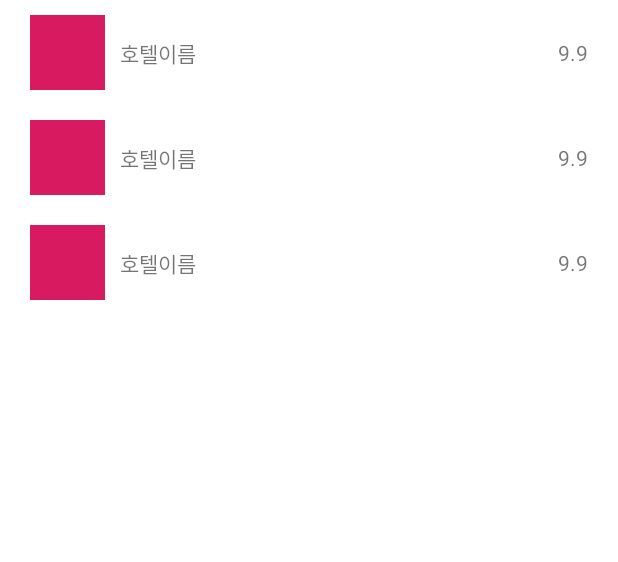
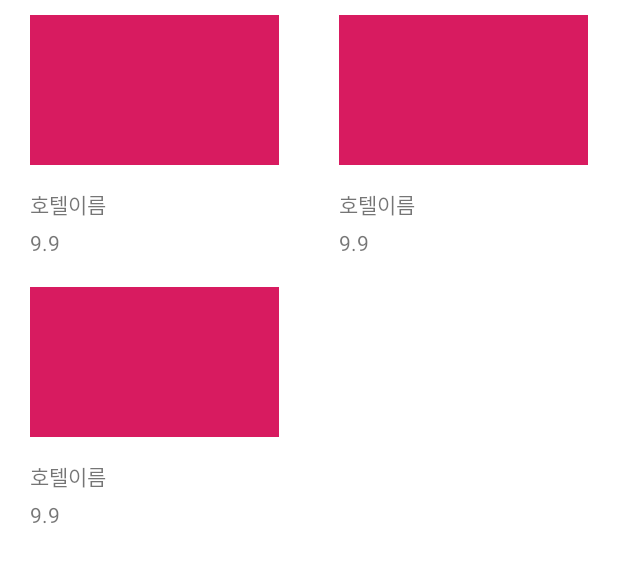
Before and after one commit to daeun1012/WithHotels, an Android app: the layout fragment_hotel_list.xml on its own in the app's theme, with its tools: preview values and no code run, on a phone screen of 412 x 824 dp. Shown: the top 562 px of the screen. Run offline under Robolectric (Android 15) with nearby library versions, the phone set to English and light mode, and no system bars.

Commit message:
이미지 로드 적용

```diff
--- a/app/build.gradle
+++ b/app/build.gradle
@@ -56,9 +56,11 @@ dependencies {
     implementation Libraries.paging
     implementation Libraries.pagingRxJava
     implementation Libraries.pagingKtx
+    implementation Libraries.glide
 
     kapt Compilers.room
     kapt Compilers.lifecycle
+    kapt Compilers.glide
 
     testImplementation TestLibraries.junit
     androidTestImplementation TestLibraries.testRunner
--- a/app/src/main/java/io/github/daeun1012/withhotels/ui/main/hotels/HotelListAdapter.kt
+++ b/app/src/main/java/io/github/daeun1012/withhotels/ui/main/hotels/HotelListAdapter.kt
@@ -5,6 +5,7 @@ import android.view.ViewGroup
 import androidx.paging.PagedListAdapter
 import androidx.recyclerview.widget.DiffUtil
 import androidx.recyclerview.widget.RecyclerView
+import com.bumptech.glide.Glide
 import io.github.daeun1012.withhotels.data.local.Hotel
 import io.github.daeun1012.withhotels.databinding.ItemHotelBinding
 
@@ -31,6 +32,7 @@ class HotelListAdapter : PagedListAdapter<Hotel, RecyclerView.ViewHolder>(HotelD
 //                clickListener.apply {
 //                    listener
 //                }
+                Glide.with(binding.ivThumb.context).load(item.thumbnail).into(binding.ivThumb)
                 name = item.name
                 rate = item.rate.toString()
                 executePendingBindings()
--- a/app/src/main/res/layout/fragment_hotel_list.xml
+++ b/app/src/main/res/layout/fragment_hotel_list.xml
@@ -21,7 +21,8 @@
                 android:layout_width="match_parent"
                 android:layout_height="match_parent"
                 android:clipToPadding="false"
-                app:layoutManager="androidx.recyclerview.widget.LinearLayoutManager"
+                app:layoutManager="androidx.recyclerview.widget.StaggeredGridLayoutManager"
+                app:spanCount="@integer/grid_columns"
                 tools:listitem="@layout/item_hotel" />
 
         </androidx.swiperefreshlayout.widget.SwipeRefreshLayout>
--- a/app/src/main/res/layout/item_hotel.xml
+++ b/app/src/main/res/layout/item_hotel.xml
@@ -30,11 +30,10 @@
 
         <androidx.appcompat.widget.AppCompatImageView
             android:id="@+id/iv_thumb"
-            android:layout_width="wrap_content"
+            android:layout_width="0dp"
             android:layout_height="wrap_content"
-            android:minWidth="50dp"
-            android:minHeight="50dp"
-            app:layout_constraintBottom_toBottomOf="parent"
+            android:minHeight="100dp"
+            app:layout_constraintEnd_toEndOf="parent"
             app:layout_constraintStart_toStartOf="parent"
             app:layout_constraintTop_toTopOf="parent"
             tools:background="@color/colorAccent" />
@@ -43,24 +42,22 @@
             android:id="@+id/tv_name"
             android:layout_width="0dp"
             android:layout_height="wrap_content"
-            android:layout_marginStart="10dp"
-            app:layout_constraintBottom_toBottomOf="parent"
-            app:layout_constraintStart_toEndOf="@id/iv_thumb"
-            app:layout_constraintTop_toTopOf="parent"
+            android:layout_marginTop="15dp"
             android:text="@{name}"
+            app:layout_constraintEnd_toEndOf="parent"
+            app:layout_constraintStart_toStartOf="parent"
+            app:layout_constraintTop_toBottomOf="@id/iv_thumb"
             tools:text="호텔이름" />
 
         <androidx.appcompat.widget.AppCompatTextView
             android:id="@+id/tv_rate"
-            android:layout_width="wrap_content"
+            android:layout_width="0dp"
             android:layout_height="wrap_content"
-            app:layout_constraintBottom_toBottomOf="parent"
+            android:layout_marginTop="5dp"
+            android:text="@{rate}"
             app:layout_constraintEnd_toEndOf="parent"
-            app:layout_constraintHorizontal_bias="1"
-            app:layout_constraintHorizontal_chainStyle="spread_inside"
-            app:layout_constraintStart_toEndOf="@id/tv_name"
-            app:layout_constraintTop_toTopOf="parent"
-            android:text="@{rate}"
+            app:layout_constraintStart_toStartOf="parent"
+            app:layout_constraintTop_toBottomOf="@id/tv_name"
             tools:text="9.9" />
     </androidx.constraintlayout.widget.ConstraintLayout>
 </layout>
--- a/buildSrc/src/main/java/Dependencies.kt
+++ b/buildSrc/src/main/java/Dependencies.kt
@@ -40,6 +40,8 @@ object Versions {
 
     val paging = "2.1.0"
     val swipeRefreshLayout = "1.0.0"
+
+    val glide = "4.9.0"
 }
 
 object Libraries {
@@ -73,11 +75,14 @@ object Libraries {
     val paging = "androidx.paging:paging-runtime:${Versions.paging}"
     val pagingRxJava = "androidx.paging:paging-rxjava2:${Versions.paging}"
     val pagingKtx = "androidx.paging:paging-runtime-ktx:${Versions.paging}"
+
+    val glide = "com.github.bumptech.glide:glide:${Versions.glide}"
 }
 
 object Compilers {
     val room = "androidx.room:room-compiler:${Versions.room}"
     val lifecycle = "androidx.lifecycle:lifecycle-compiler:${Versions.lifecycle}"
+    val glide = "com.github.bumptech.glide:compiler:${Versions.glide}"
 }
 
 object SupportLibraries {
```
